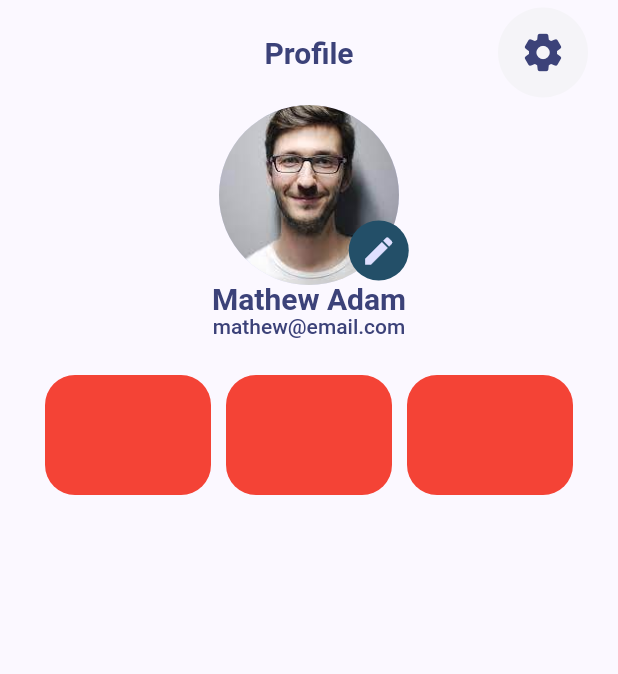
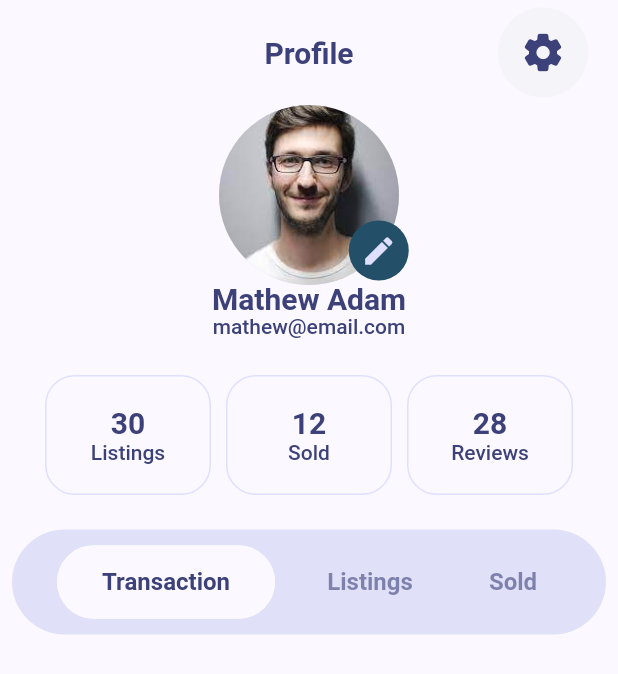
Before and after one commit to toxirjon96/house_trade, a Flutter app: the screen it shows after launch, on a phone screen of 412 x 824 dp. Shown: the top 674 px of the screen. Run offline on Flutter 3.47's test engine with Material 2 defaults, Android fonts, the phone set to English and light mode, and no system bars; our stand-ins replace flutter_riverpod, google_fonts.

Commit message:
app modified

```diff
--- a/lib/house_trade_library.dart
+++ b/lib/house_trade_library.dart
@@ -6,7 +6,9 @@ export 'package:flutter_riverpod/flutter_riverpod.dart';
 
 //pages
 export 'package:house_trade/src/pages/profile_page/profile_page.dart';
-export 'package:house_trade/src/pages/profile_page/widget/top_appbar.dart';
+
+export 'package:house_trade/src/pages/profile_page/widget/p_top_appbar.dart';
 export 'package:house_trade/src/constants/theme_config.dart';
-export 'package:house_trade/src/pages/profile_page/widget/appbar_button.dart';
-export 'package:house_trade/src/pages/profile_page/widget/avatar_profile_image.dart';
+export 'package:house_trade/src/pages/profile_page/widget/p_appbar_button.dart';
+export 'package:house_trade/src/pages/profile_page/widget/p_avatar_profile_image.dart';
+export 'package:house_trade/src/pages/profile_page/widget/p_row_info_item.dart';
--- a/lib/src/pages/profile_page/profile_page.dart
+++ b/lib/src/pages/profile_page/profile_page.dart
@@ -35,37 +35,81 @@ class _ProfilePageState extends ConsumerState<ProfilePage> {
                 userImage: const AssetImage("assets/images/user.jpg"),
               ),
             ),
-            Padding(
-              padding: const EdgeInsets.symmetric(horizontal: 30),
+            const Padding(
+              padding: EdgeInsets.symmetric(horizontal: 30),
               child: Row(
                 children: [
-                  Expanded(
-                    child: Container(
-                      height: 80,
-                      decoration: BoxDecoration(
-                          borderRadius: BorderRadius.circular(20),
-                          color: Colors.red),
+                  RowInfoItem(name: "Listings", count: "30"),
+                  SizedBox(width: 10),
+                  RowInfoItem(name: "Sold", count: "12"),
+                  SizedBox(width: 10),
+                  RowInfoItem(name: "Reviews", count: "28"),
+                ],
               ),
             ),
-                  const SizedBox(width: 10),
-                  Expanded(
+            const SizedBox(height: 15),
+            Padding(
+              padding: const EdgeInsets.all(8.0),
               child: Container(
-                      height: 80,
+                padding: const EdgeInsets.symmetric(horizontal: 30),
+                width: double.infinity,
+                height: 70,
                 decoration: BoxDecoration(
-                          borderRadius: BorderRadius.circular(20),
-                          color: Colors.red),
+                  color: Theme.of(context).colorScheme.secondaryContainer,
+                  borderRadius: BorderRadius.circular(40),
+                ),
+                child: Row(
+                  mainAxisAlignment: MainAxisAlignment.spaceBetween,
+                  children: [
+                    TextButton(
+                      style: TextButton.styleFrom(
+                        padding: const EdgeInsets.symmetric(
+                          horizontal: 30,
+                          vertical: 15,
+                        ),
+                        backgroundColor:
+                            Theme.of(context).colorScheme.background,
+                        side: BorderSide(
+                          color: Theme.of(context).colorScheme.background,
                         ),
                       ),
-                  const SizedBox(width: 10),
-                  Expanded(
-                    child: Container(
-                      height: 80,
-                      decoration: BoxDecoration(
-                          borderRadius: BorderRadius.circular(20),
-                          color: Colors.red),
+                      onPressed: () {},
+                      child: Text(
+                        "Transaction",
+                        style:
+                            Theme.of(context).textTheme.titleMedium!.copyWith(
+                                  color: Theme.of(context)
+                                      .colorScheme
+                                      .onPrimaryContainer,
                                 ),
                       ),
+                    ),
+                    TextButton(
+                      onPressed: () {},
+                      child: Text(
+                        "Listings",
+                        style:
+                            Theme.of(context).textTheme.titleMedium!.copyWith(
+                                  color: Theme.of(context)
+                                      .colorScheme
+                                      .onPrimaryContainer.withOpacity(0.6),
+                                ),
+                      ),
+                    ),
+                    TextButton(
+                      onPressed: () {},
+                      child: Text(
+                        "Sold",
+                        style:
+                            Theme.of(context).textTheme.titleMedium!.copyWith(
+                                  color: Theme.of(context)
+                                      .colorScheme
+                                      .onPrimaryContainer.withOpacity(0.6),
+                                ),
+                      ),
+                    )
                   ],
+                ),
               ),
             )
           ],
--- /dev/null
+++ b/lib/src/pages/profile_page/widget/p_row_info_item.dart
@@ -0,0 +1,44 @@
+import 'package:house_trade/house_trade_library.dart';
+
+class RowInfoItem extends StatelessWidget {
+  const RowInfoItem({
+    required this.name,
+    required this.count,
+    super.key,
+  });
+
+  final String count;
+  final String name;
+
+  @override
+  Widget build(BuildContext context) {
+    return Expanded(
+      child: Container(
+        height: 80,
+        decoration: BoxDecoration(
+          borderRadius: BorderRadius.circular(20),
+          border:
+              Border.all(color: Theme.of(context).colorScheme.primaryContainer),
+        ),
+        child: Column(
+          crossAxisAlignment: CrossAxisAlignment.center,
+          mainAxisAlignment: MainAxisAlignment.center,
+          children: [
+            Text(
+              count,
+              style: Theme.of(context).textTheme.titleLarge!.copyWith(
+                    color: Theme.of(context).colorScheme.onPrimaryContainer,
+                  ),
+            ),
+            Text(
+              name,
+              style: Theme.of(context).textTheme.labelLarge!.copyWith(
+                    color: Theme.of(context).colorScheme.onPrimaryContainer,
+                  ),
+            ),
+          ],
+        ),
+      ),
+    );
+  }
+}
```
Also changed, not shown: lib/src/pages/profile_page/widget/p_appbar_button.dart (renamed from lib/src/pages/profile_page/widget/appbar_button.dart), lib/src/pages/profile_page/widget/p_avatar_profile_image.dart (renamed from lib/src/pages/profile_page/widget/avatar_profile_image.dart), lib/src/pages/profile_page/widget/p_top_appbar.dart (renamed from lib/src/pages/profile_page/widget/top_appbar.dart), lib/src/pages/profile_page/widget/p_transaction_page.dart (added), lib/src/pages/profile_page/widget/transaction_page.dart (deleted). Lines whose indentation alone changed are shown as unchanged.
